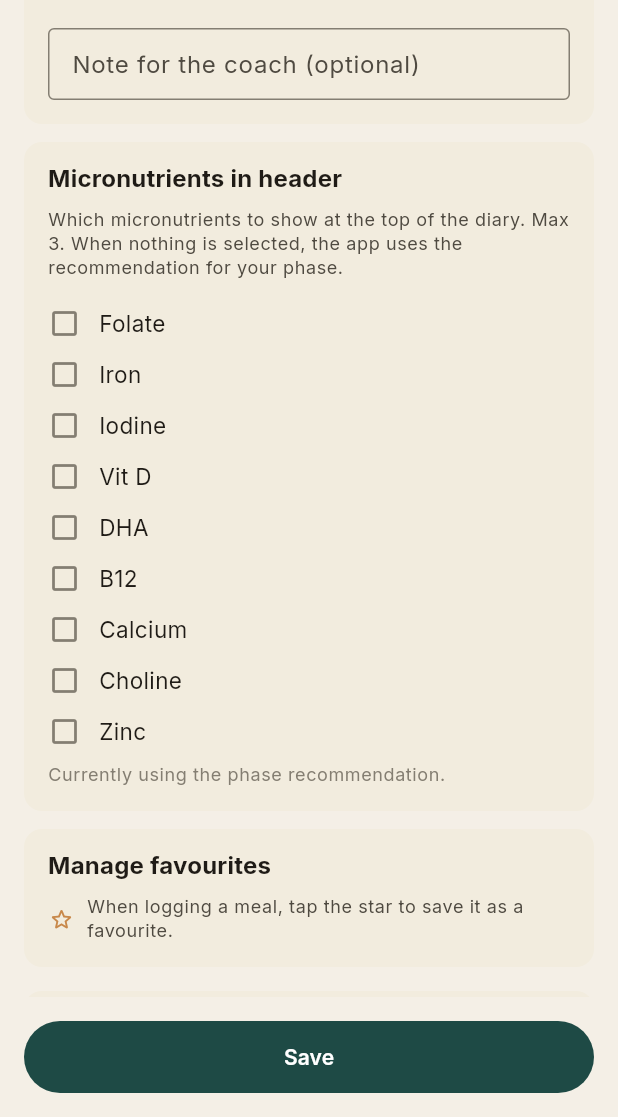
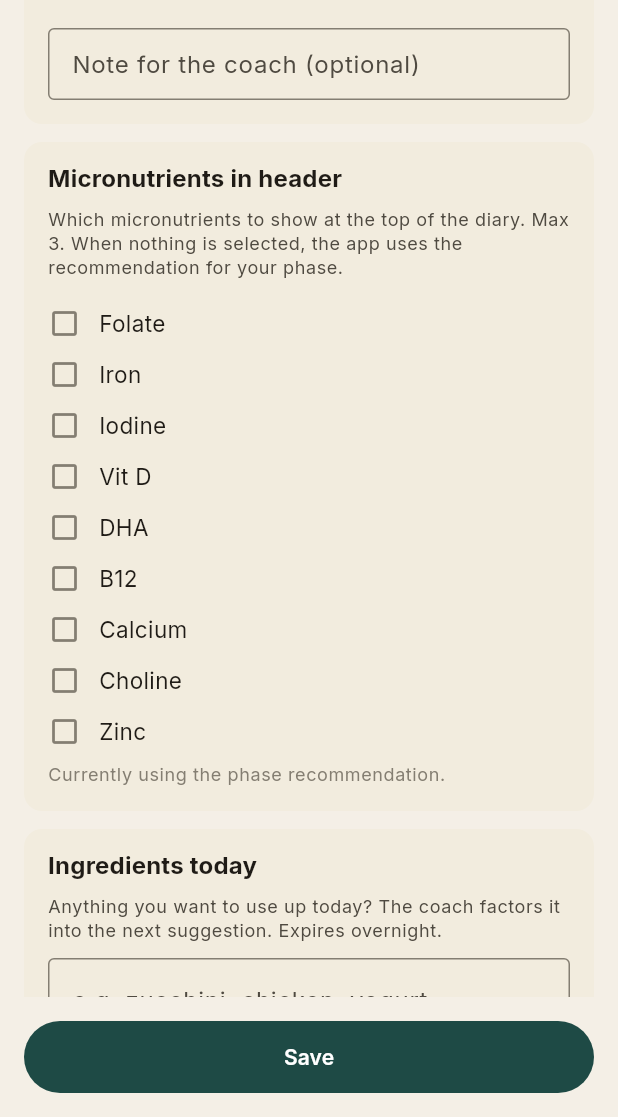
Before and after one commit to nourish-me/nourishme, a Flutter app: the SettingsScreen screen opened directly, scrolled down 1728 dp, on a phone screen of 412 x 824 dp, the part 119-1236 px from its top. Run offline on Flutter 3.47's test engine with Material 3 defaults, Android fonts, the phone set to English and light mode, and no system bars; our stand-ins replace device_info_plus, flutter_dotenv, flutter_local_notifications, flutter_markdown, flutter_riverpod, flutter_slidable and 8 more; missing offline and left inert: mobile_scanner; accounts and stored records are empty; network calls fail.

Commit message:
Coach: "what do you want to use up today?" ingredients hint
Per the coach_zutaten_ziel_logik briefing. Three pieces:

1. SettingsRepository persists three keys: the free-text ingredient
   list, the day it was set on (so it auto-expires after midnight),
   and the day the coach last asked. Both day fields use a stable
   YYYY-MM-DD format independent of the wall clock.

2. CoachSessionManager loads the current ingredients (if any) and
   decides whether to ask: at most once per day, never when
   ingredients are already stored, and never on edit-regenerates.
   After a successful coach reply the "asked today" marker is set
   even if the user ignores the question — prevents nagging.

3. claude_client.generatePerMealResponse threads two new optional
   parameters into the user message: a literal "Available
   ingredients: …" block lifted from the briefing (priorities the
   next-meal suggestion against the list), and a short trailing
   "ask casually at the end" instruction when shouldAsk fires.

UI: a small Settings section with a two-line TextField + hint.
Saving syncs to the same Hive box as the rest of settings; the
field auto-clears overnight via the repository's date check.

```diff
--- a/lib/l10n/app_de.arb
+++ b/lib/l10n/app_de.arb
@@ -459,5 +459,9 @@
   "settingsMilkBirthdatePick": "Geburtsdatum eintragen",
   "settingsMilkBirthdateClear": "Geburtsdatum entfernen",
   "settingsMilkBirthdateAuto": "Alter wird daraus laufend berechnet.",
-  "settingsMilkBirthdatePickerHelp": "Wann wurde dein (jüngstes) Kind geboren?"
+  "settingsMilkBirthdatePickerHelp": "Wann wurde dein (jüngstes) Kind geboren?",
+
+  "settingsSectionIngredients": "Zutaten heute",
+  "settingsIngredientsHint": "Was möchtest du heute verbrauchen? Der Coach berücksichtigt das beim nächsten Vorschlag. Verfällt über Nacht.",
+  "settingsIngredientsPlaceholder": "z.B. Zucchini, Hähnchen, Joghurt"
 }
--- a/lib/l10n/app_en.arb
+++ b/lib/l10n/app_en.arb
@@ -602,5 +602,9 @@
   "settingsMilkBirthdatePick": "Pick birth date",
   "settingsMilkBirthdateClear": "Clear birth date",
   "settingsMilkBirthdateAuto": "Age bucket follows automatically.",
-  "settingsMilkBirthdatePickerHelp": "When was your (youngest) child born?"
+  "settingsMilkBirthdatePickerHelp": "When was your (youngest) child born?",
+
+  "settingsSectionIngredients": "Ingredients today",
+  "settingsIngredientsHint": "Anything you want to use up today? The coach factors it into the next suggestion. Expires overnight.",
+  "settingsIngredientsPlaceholder": "e.g. zucchini, chicken, yogurt"
 }
--- a/lib/l10n/app_localizations.dart
+++ b/lib/l10n/app_localizations.dart
@@ -2233,6 +2233,24 @@ abstract class AppLocalizations {
   /// In en, this message translates to:
   /// **'When was your (youngest) child born?'**
   String get settingsMilkBirthdatePickerHelp;
+
+  /// No description provided for @settingsSectionIngredients.
+  ///
+  /// In en, this message translates to:
+  /// **'Ingredients today'**
+  String get settingsSectionIngredients;
+
+  /// No description provided for @settingsIngredientsHint.
+  ///
+  /// In en, this message translates to:
+  /// **'Anything you want to use up today? The coach factors it into the next suggestion. Expires overnight.'**
+  String get settingsIngredientsHint;
+
+  /// No description provided for @settingsIngredientsPlaceholder.
+  ///
+  /// In en, this message translates to:
+  /// **'e.g. zucchini, chicken, yogurt'**
+  String get settingsIngredientsPlaceholder;
 }
 
 class _AppLocalizationsDelegate
--- a/lib/l10n/app_localizations_de.dart
+++ b/lib/l10n/app_localizations_de.dart
@@ -1219,4 +1219,15 @@ class AppLocalizationsDe extends AppLocalizations {
   @override
   String get settingsMilkBirthdatePickerHelp =>
       'Wann wurde dein (jüngstes) Kind geboren?';
+
+  @override
+  String get settingsSectionIngredients => 'Zutaten heute';
+
+  @override
+  String get settingsIngredientsHint =>
+      'Was möchtest du heute verbrauchen? Der Coach berücksichtigt das beim nächsten Vorschlag. Verfällt über Nacht.';
+
+  @override
+  String get settingsIngredientsPlaceholder =>
+      'z.B. Zucchini, Hähnchen, Joghurt';
 }
--- a/lib/l10n/app_localizations_en.dart
+++ b/lib/l10n/app_localizations_en.dart
@@ -1213,4 +1213,14 @@ class AppLocalizationsEn extends AppLocalizations {
   @override
   String get settingsMilkBirthdatePickerHelp =>
       'When was your (youngest) child born?';
+
+  @override
+  String get settingsSectionIngredients => 'Ingredients today';
+
+  @override
+  String get settingsIngredientsHint =>
+      'Anything you want to use up today? The coach factors it into the next suggestion. Expires overnight.';
+
+  @override
+  String get settingsIngredientsPlaceholder => 'e.g. zucchini, chicken, yogurt';
 }
--- a/lib/screens/settings_screen.dart
+++ b/lib/screens/settings_screen.dart
@@ -61,6 +61,10 @@ class _SettingsScreenState extends ConsumerState<SettingsScreen> {
   // source of truth, otherwise it's derived from this and the picker shown
   // read-only.
   DateTime? _youngestChildBirthdate;
+  // Free-text "use up today" list. Persisted via SettingsRepository (auto-
+  // expires overnight). Held in a TextEditingController so unsaved edits
+  // count as dirty just like other text fields.
+  late TextEditingController _coachIngredients;
   // Hand-picked micronutrient subset for the diary header. null = follow
   // phase/diet defaults; non-null overrides them (capped at 3 by the UI).
   List<String>? _selectedMicros;
@@ -74,6 +78,7 @@ class _SettingsScreenState extends ConsumerState<SettingsScreen> {
       _height.dispose();
       _weight.dispose();
       _dietaryNotes.dispose();
+      _coachIngredients.dispose();
     }
     super.dispose();
   }
@@ -104,9 +109,12 @@ class _SettingsScreenState extends ConsumerState<SettingsScreen> {
     _dietaryNotes = TextEditingController(text: p.dietaryNotes);
     _selectedMicros =
         p.selectedMicronutrients == null ? null : [...p.selectedMicronutrients!];
+    _coachIngredients = TextEditingController(
+        text: ref.read(settingsRepositoryProvider).getCoachTodaysIngredients() ??
+            '');
     _initialProfileJson = jsonEncode(p.toJson());
 
-    for (final c in [_height, _weight, _dietaryNotes]) {
+    for (final c in [_height, _weight, _dietaryNotes, _coachIngredients]) {
       c.addListener(() {
         if (mounted) setState(() {});
       });
@@ -293,7 +301,12 @@ class _SettingsScreenState extends ConsumerState<SettingsScreen> {
   Future<void> _save() async {
     final l10n = AppLocalizations.of(context);
     final newProfile = _currentProfile();
-    await ref.read(settingsRepositoryProvider).saveProfile(newProfile);
+    final settingsRepo = ref.read(settingsRepositoryProvider);
+    await settingsRepo.saveProfile(newProfile);
+    // Ingredients live next to the profile in the same settings box but
+    // outside UserProfileSettings (they auto-expire across midnight so
+    // they don't belong on the immutable profile object).
+    await settingsRepo.setCoachTodaysIngredients(_coachIngredients.text);
     // Record a weight history entry whenever the value differs from the
     // last save. profile.weightKg keeps driving BMR; this log accumulates
     // for the Trends-tab line chart.
@@ -486,6 +499,8 @@ class _SettingsScreenState extends ConsumerState<SettingsScreen> {
                   },
                   onReset: () => setState(() => _selectedMicros = null),
                 ),
+                const SizedBox(height: 12),
+                _IngredientsTodaySection(controller: _coachIngredients),
                 const SizedBox(height: 12),
                 const _FavoritesSection(),
                 const SizedBox(height: 16),
@@ -1901,6 +1916,39 @@ class _MicronutrientsSection extends StatelessWidget {
   }
 }
 
+class _IngredientsTodaySection extends StatelessWidget {
+  final TextEditingController controller;
+  const _IngredientsTodaySection({required this.controller});
+
+  @override
+  Widget build(BuildContext context) {
+    final l10n = AppLocalizations.of(context);
+    final scheme = Theme.of(context).colorScheme;
+    final textTheme = Theme.of(context).textTheme;
+    return _Section(
+      title: l10n.settingsSectionIngredients,
+      child: Column(
+        crossAxisAlignment: CrossAxisAlignment.start,
+        children: [
+          Text(
+            l10n.settingsIngredientsHint,
+            style: textTheme.bodySmall?.copyWith(color: scheme.onSurfaceVariant),
+          ),
+          const SizedBox(height: 10),
+          TextField(
+            controller: controller,
+            maxLines: 2,
+            decoration: InputDecoration(
+              hintText: l10n.settingsIngredientsPlaceholder,
+              border: const OutlineInputBorder(),
+            ),
+          ),
+        ],
+      ),
+    );
+  }
+}
+
 class _BirthdateRow extends StatelessWidget {
   final DateTime? birthdate;
   final VoidCallback onPick;
--- a/lib/services/claude_client.dart
+++ b/lib/services/claude_client.dart
@@ -456,6 +456,11 @@ Reply ONLY with a JSON array of short English warning strings, e.g. ["Caffeine:
     bool requestFollowUps = false,
     String? weightTrend,
     String? microNudge,
+    // "What do you want to use up today?" feature. ingredients carries the
+    // user's stated list (free text) if any; askForIngredients flips on
+    // when we haven't asked today yet and have no stored list.
+    String? ingredients,
+    bool askForIngredients = false,
   }) async {
     final isDe = _isGerman(locale);
     // The coach reasons about meal timing ("breakfast", "next meal") from
@@ -541,6 +546,16 @@ Reply ONLY with a JSON array of short English warning strings, e.g. ["Caffeine:
     }
     if (microNudge != null && microNudge.isNotEmpty) {
       finalUserMessage += '\n\n$microNudge';
+    }
+    if (ingredients != null && ingredients.isNotEmpty) {
+      finalUserMessage += isDe
+          ? '\n\nVorhandene Zutaten: $ingredients. Beim NÄCHSTEN Vorschlag priorisieren. Nährstoffziele und Bewertung des aktuellen Gerichts haben Vorrang. Passt eine Zutat nicht sinnvoll, weglassen. Kurz erwähnen, welche Zutaten du verwendet hast.'
+          : '\n\nAvailable ingredients: $ingredients. Prioritise in the NEXT suggestion. Nutrient goals and the current meal review take precedence; drop an ingredient if it does not fit. Briefly note which ingredients you used.';
+    }
+    if (askForIngredients) {
+      finalUserMessage += isDe
+          ? '\n\nFrage die Nutzerin am Ende kurz und beiläufig, ob sie heute etwas Bestimmtes verbrauchen möchte, das du beim nächsten Vorschlag berücksichtigst.'
+          : '\n\nAt the end, briefly and casually ask the user whether there is anything in particular she wants to use up today for you to factor into the next suggestion.';
     }
     if (requestFollowUps) {
       finalUserMessage += isDe ? followUpInstructionDe : followUpInstructionEn;
--- a/lib/services/coach_session_manager.dart
+++ b/lib/services/coach_session_manager.dart
@@ -178,6 +178,17 @@ class CoachSessionManager extends StateNotifier<Set<String>> {
         ? _microNudgeFor(profile, mealsForTotal, last, isDe: isDe)
         : null;
 
+    // "What do you want to use up today?" — coach asks at most once a day,
+    // and skips the ask entirely when ingredients are already stored. The
+    // ask flips on only for live saves (not for edit-regenerates) so the
+    // regen path doesn't double-prompt.
+    final settingsRepo = _ref.read(settingsRepositoryProvider);
+    final ingredients = settingsRepo.getCoachTodaysIngredients();
+    final askedToday = settingsRepo.wasCoachAskedToday();
+    final askForIngredients = requestFollowUps != false &&
+        !askedToday &&
+        ingredients == null;
+
     try {
       final response = await client.generatePerMealResponse(
         mealRawText: combinedRawText,
@@ -209,6 +220,8 @@ class CoachSessionManager extends StateNotifier<Set<String>> {
             requestFollowUps ?? mealsForTotal.length % 3 == 0,
         weightTrend: notableTrend,
         microNudge: microNudge,
+        ingredients: ingredients,
+        askForIngredients: askForIngredients,
       );
       final coachAt = coachAnchorFor(last.createdAt);
       await threadRepo.add(ThreadItem.coachResponse(
@@ -221,6 +234,11 @@ class CoachSessionManager extends StateNotifier<Set<String>> {
       if (meals.length > 1) {
         analytics.capture('coach_session_fired',
             properties: {'item_count': meals.length});
+      }
+      // The "anything to use up?" question counts as asked even if the
+      // user doesn't answer in this turn — prevents nagging.
+      if (askForIngredients) {
+        await settingsRepo.markCoachAskedToday();
       }
     } catch (e, stack) {
       debugPrint('Coach call failed for ${meals.length} meal(s): $e\n$stack');
--- a/lib/services/settings_repository.dart
+++ b/lib/services/settings_repository.dart
@@ -24,6 +24,14 @@ class SettingsRepository {
   // actually bundles multiple items into a single coach reply. Teaches the
   // bundling concept exactly in the moment the user experiences it.
   static const _bundlingToastSeenKey = 'bundling_toast_seen';
+
+  // "What do you want to use up today?" feature (briefing
+  // coach_zutaten_ziel_logik). The coach asks at most once per day and
+  // prioritises listed ingredients in the next-meal suggestion. Both keys
+  // are stored as ISO-8601 dates; the ingredients text is plain free-form.
+  static const _coachIngredientsTextKey = 'coach_ingredients_text';
+  static const _coachIngredientsDateKey = 'coach_ingredients_date';
+  static const _coachLastAskedKey = 'coach_last_asked_ingredients_date';
 
   final Box<String> _box;
 
@@ -137,4 +145,59 @@ class SettingsRepository {
 
   Future<void> saveReminders(ReminderSettings r) =>
       _box.put(_remindersKey, jsonEncode(r.toJson()));
+
+  // ---- Coach "ingredients today" (briefing: coach_zutaten_ziel_logik) ----
+
+  // Returns the user's stated ingredients for *today*. Auto-expires across
+  // midnight: anything stored under yesterday's date returns null.
+  String? getCoachTodaysIngredients() {
+    final dateRaw = _box.get(_coachIngredientsDateKey);
+    final text = _box.get(_coachIngredientsTextKey);
+    if (dateRaw == null || text == null || text.isEmpty) return null;
+    final stored = DateTime.tryParse(dateRaw);
+    if (stored == null) return null;
+    final now = DateTime.now();
+    if (stored.year != now.year ||
+        stored.month != now.month ||
+        stored.day != now.day) {
+      return null;
+    }
+    return text;
+  }
+
+  Future<void> setCoachTodaysIngredients(String text) async {
+    final trimmed = text.trim();
+    if (trimmed.isEmpty) {
+      await _box.delete(_coachIngredientsTextKey);
+      await _box.delete(_coachIngredientsDateKey);
+      return;
+    }
+    await _box.put(_coachIngredientsTextKey, trimmed);
+    await _box.put(_coachIngredientsDateKey, _dayKey(DateTime.now()));
+  }
+
+  Future<void> clearCoachIngredients() async {
+    await _box.delete(_coachIngredientsTextKey);
+    await _box.delete(_coachIngredientsDateKey);
+  }
+
+  // True iff the coach already asked the "anything to use up?" question
+  // today. Used by the per-meal flow to ask at most once per day, even if
+  // the user ignores it.
+  bool wasCoachAskedToday() {
+    final raw = _box.get(_coachLastAskedKey);
+    if (raw == null) return false;
+    final stored = DateTime.tryParse(raw);
+    if (stored == null) return false;
+    final now = DateTime.now();
+    return stored.year == now.year &&
+        stored.month == now.month &&
+        stored.day == now.day;
+  }
+
+  Future<void> markCoachAskedToday() =>
+      _box.put(_coachLastAskedKey, _dayKey(DateTime.now()));
+
+  static String _dayKey(DateTime d) =>
+      '${d.year}-${d.month.toString().padLeft(2, '0')}-${d.day.toString().padLeft(2, '0')}';
 }
```
